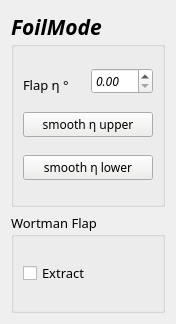
First picture: the form in UI/modeWidget.ui, repository paulebieber/FoilBoXX, before the edit.
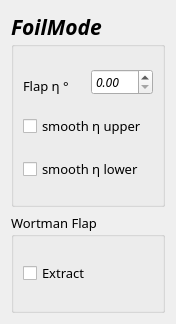
Second picture: the form after the edit.

Commit message: TurbBotOpt, fixed smooth eta

```diff
--- a/UI/modeWidget.ui
+++ b/UI/modeWidget.ui
@@ -41,66 +41,6 @@
       <string>FoilMode</string>
      </property>
      <layout class="QGridLayout" name="gridLayout_14">
-      <item row="0" column="0">
-       <widget class="QLabel" name="label_20">
-        <property name="font">
-         <font>
-          <family>Noto Serif Thai Med</family>
-          <pointsize>10</pointsize>
-          <weight>50</weight>
-          <italic>false</italic>
-          <bold>false</bold>
-         </font>
-        </property>
-        <property name="styleSheet">
-         <string notr="true">color: rgb(0, 0, 0);</string>
-        </property>
-        <property name="text">
-         <string>Flap η °</string>
-        </property>
-        <property name="alignment">
-         <set>Qt::AlignBottom|Qt::AlignLeading|Qt::AlignLeft</set>
-        </property>
-       </widget>
-      </item>
-      <item row="1" column="0" colspan="2">
-       <widget class="QPushButton" name="pushButton_designEtaUpper">
-        <property name="font">
-         <font>
-          <family>Noto Serif Thai Med</family>
-          <pointsize>9</pointsize>
-          <weight>50</weight>
-          <italic>false</italic>
-          <bold>false</bold>
-         </font>
-        </property>
-        <property name="styleSheet">
-         <string notr="true">background-color: rgb(238, 238, 236);</string>
-        </property>
-        <property name="text">
-         <string>smooth η upper</string>
-        </property>
-       </widget>
-      </item>
-      <item row="2" column="0" colspan="2">
-       <widget class="QPushButton" name="pushButton_designEtaLower">
-        <property name="font">
-         <font>
-          <family>Noto Serif Thai Med</family>
-          <pointsize>9</pointsize>
-          <weight>50</weight>
-          <italic>false</italic>
-          <bold>false</bold>
-         </font>
-        </property>
-        <property name="styleSheet">
-         <string notr="true">background-color: rgb(238, 238, 236);</string>
-        </property>
-        <property name="text">
-         <string>smooth η lower</string>
-        </property>
-       </widget>
-      </item>
       <item row="0" column="1">
        <widget class="QDoubleSpinBox" name="doubleSpinBox_eta">
         <property name="maximumSize">
@@ -120,6 +60,58 @@
         </property>
        </widget>
       </item>
+      <item row="0" column="0">
+       <widget class="QLabel" name="label_20">
+        <property name="font">
+         <font>
+          <family>Noto Serif Thai Med</family>
+          <pointsize>10</pointsize>
+          <weight>50</weight>
+          <italic>false</italic>
+          <bold>false</bold>
+         </font>
+        </property>
+        <property name="styleSheet">
+         <string notr="true">color: rgb(0, 0, 0);</string>
+        </property>
+        <property name="text">
+         <string>Flap η °</string>
+        </property>
+        <property name="alignment">
+         <set>Qt::AlignBottom|Qt::AlignLeading|Qt::AlignLeft</set>
+        </property>
+       </widget>
+      </item>
+      <item row="2" column="0" colspan="2">
+       <widget class="QCheckBox" name="checkBox_smoothLower">
+        <property name="font">
+         <font>
+          <pointsize>10</pointsize>
+          <weight>50</weight>
+          <italic>false</italic>
+          <bold>false</bold>
+         </font>
+        </property>
+        <property name="text">
+         <string>smooth η lower</string>
+        </property>
+       </widget>
+      </item>
+      <item row="1" column="0" colspan="2">
+       <widget class="QCheckBox" name="checkBox_smoothUpper">
+        <property name="font">
+         <font>
+          <pointsize>10</pointsize>
+          <weight>50</weight>
+          <italic>false</italic>
+          <bold>false</bold>
+         </font>
+        </property>
+        <property name="text">
+         <string>smooth η upper</string>
+        </property>
+       </widget>
+      </item>
      </layout>
     </widget>
    </item>
```
The commit also changes 16 other files.
